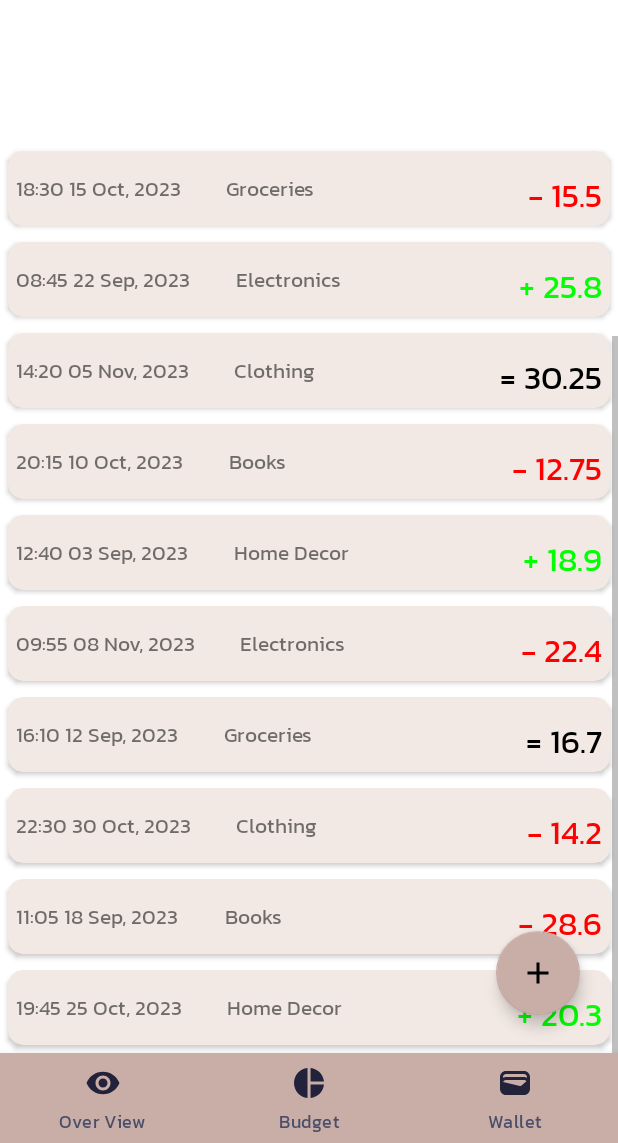
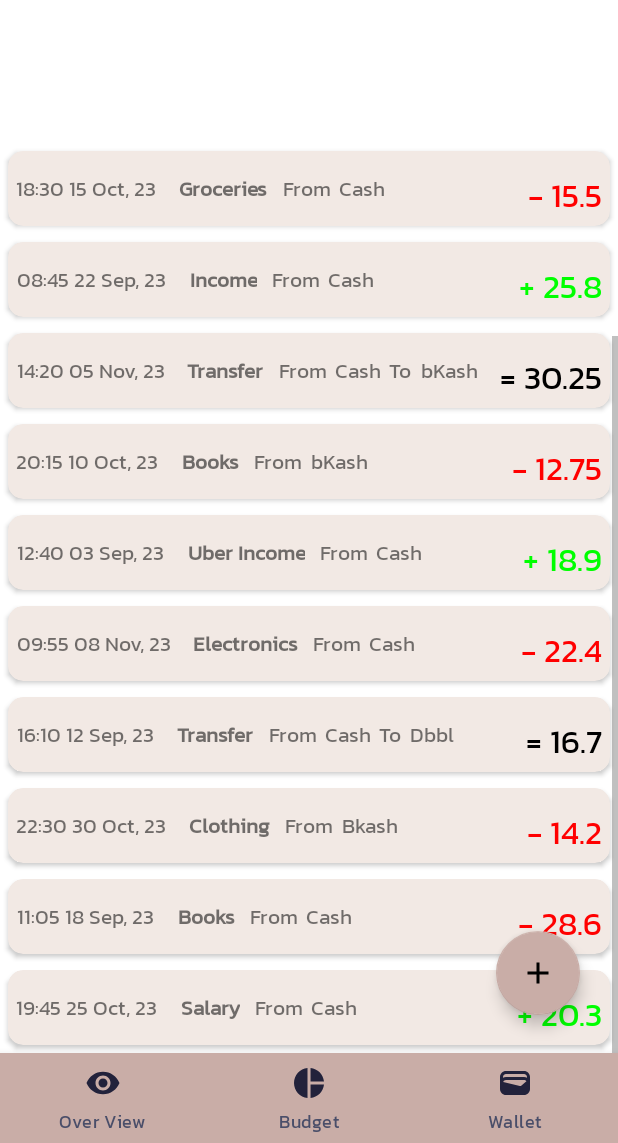
Before and after one commit to saymanrifat/CalMyPenny, an Android app: the screen it shows after launch (HomeActivity), scrolled down 340 dp, on a phone screen of 412 x 824 dp, the part 93-1236 px from its top. Run offline under Robolectric (Android 15) with nearby library versions, the phone set to English and light mode, and no system bars; our stand-ins replace Room's generated code; libraries missing offline, so code that uses them is left out: ir.mahozad.android; plain views replace PieChart; 1 statement that could not run was skipped.

Commit message:
Working on Add Transaction DB

```diff
--- a/app/src/main/java/com/ounicsoft/calmypenny/data/dao/EntryDao.kt
+++ b/app/src/main/java/com/ounicsoft/calmypenny/data/dao/TransactionDao.kt
@@ -7,17 +7,17 @@ import androidx.room.Insert
 import androidx.room.OnConflictStrategy
 import androidx.room.Query
 import com.ounicsoft.calmypenny.ui.utils.Constants
-import com.ounicsoft.calmypenny.data.model.EntryModel
+import com.ounicsoft.calmypenny.data.model.TransactionModel
 
 @Dao
-interface EntryDao {
+interface TransactionDao {
     @Insert(onConflict = OnConflictStrategy.REPLACE)
-    suspend fun insert(entryModel: EntryModel)
+    suspend fun insert(entryModel: TransactionModel)
 
     @Delete
-    suspend fun delete(entryModel: EntryModel)
+    suspend fun delete(entryModel: TransactionModel)
 
     @Query("SELECT * from ${Constants.DB_TRANSACTION_TABLE_NAME}")
-    fun getAllEntry(): LiveData<List<EntryModel>>
+    fun getAllEntry(): LiveData<List<TransactionModel>>
 
 }
--- a/app/src/main/java/com/ounicsoft/calmypenny/data/db/CalMyPennyDatabase.kt
+++ b/app/src/main/java/com/ounicsoft/calmypenny/data/db/CalMyPennyDatabase.kt
@@ -4,17 +4,17 @@ import android.content.Context
 import androidx.room.Database
 import androidx.room.Room
 import androidx.room.RoomDatabase
-import com.ounicsoft.calmypenny.data.dao.EntryDao
+import com.ounicsoft.calmypenny.data.dao.TransactionDao
 import com.ounicsoft.calmypenny.data.dao.WalletDao
-import com.ounicsoft.calmypenny.data.model.EntryModel
+import com.ounicsoft.calmypenny.data.model.TransactionModel
 import com.ounicsoft.calmypenny.data.model.WalletModel
 import com.ounicsoft.calmypenny.ui.utils.Constants.SQLITE_FILE_NAME
 
-@Database(entities = [WalletModel::class, EntryModel::class], version = 1)
+@Database(entities = [WalletModel::class, TransactionModel::class], version = 1)
 abstract class CalMyPennyDatabase : RoomDatabase() {
 
     abstract fun walletDao(): WalletDao
-    abstract fun entryDao(): EntryDao
+    abstract fun entryDao(): TransactionDao
 
     companion object {
         @Volatile
--- a/app/src/main/java/com/ounicsoft/calmypenny/data/model/EntryModel.kt
+++ /dev/null
@@ -1,23 +0,0 @@
-package com.ounicsoft.calmypenny.data.model
-
-import androidx.room.ColumnInfo
-import androidx.room.Entity
-import androidx.room.PrimaryKey
-import com.ounicsoft.calmypenny.ui.utils.Constants
-
-
-//    @PrimaryKey(autoGenerate = true)
-//    @ColumnInfo(name = Constants.TRANSACTION_ID) var transactionId: Int,
-//    @ColumnInfo(name = Constants.AMOUNT) var amount: Double,
-//    @ColumnInfo(name = Constants.TYPE) var type: Int,  // (0=Transfer, 1= Minus, 2= Plus)
-//    @ColumnInfo(name = Constants.TRANSACTION_TIME) var transactionTime: String,
-//    @ColumnInfo(name = Constants.CAUSE) var cause: String,
-
-@Entity(tableName = Constants.DB_TRANSACTION_TABLE_NAME)
-data class EntryModel(
-    @PrimaryKey(autoGenerate = true) val transactionId: Int?,
-    @ColumnInfo(name = Constants.AMOUNT) var amount: Double,
-    @ColumnInfo(name = Constants.TYPE) var type: Int,  // (0=Transfer, 1= Minus, 2= Plus)
-    @ColumnInfo(name = Constants.TRANSACTION_TIME) var transactionTime: String,
-    @ColumnInfo(name = Constants.CATEGORY) var category: String,
-) : java.io.Serializable
--- /dev/null
+++ b/app/src/main/java/com/ounicsoft/calmypenny/data/model/TransactionModel.kt
@@ -0,0 +1,17 @@
+package com.ounicsoft.calmypenny.data.model
+
+import androidx.room.ColumnInfo
+import androidx.room.Entity
+import androidx.room.PrimaryKey
+import com.ounicsoft.calmypenny.ui.utils.Constants
+
+@Entity(tableName = Constants.DB_TRANSACTION_TABLE_NAME)
+data class TransactionModel(
+    @PrimaryKey(autoGenerate = true) val transactionId: Int?,
+    @ColumnInfo(name = Constants.AMOUNT) var amount: Double?,
+    @ColumnInfo(name = Constants.TRANSACTION_TYPE) var transactionType: Int,  // (0=Transfer, 1= Minus, 2= Plus)
+    @ColumnInfo(name = Constants.TRANSACTION_TIME) var transactionTime: String?,
+    @ColumnInfo(name = Constants.CATEGORY_CAUSE) var categoryCause: String?,
+    @ColumnInfo(name = Constants.TRANSACTION_FROM) var transactionFrom: String?,
+    @ColumnInfo(name = Constants.TRANSACTION_TO) var transactionTo: String?,
+) : java.io.Serializable
--- a/app/src/main/java/com/ounicsoft/calmypenny/ui/adapter/TransactionAdapter.kt
+++ b/app/src/main/java/com/ounicsoft/calmypenny/ui/adapter/TransactionAdapter.kt
@@ -2,30 +2,38 @@ package com.ounicsoft.calmypenny.ui.adapter
 
 import android.graphics.Color
 import android.view.LayoutInflater
+import android.view.View
 import android.view.ViewGroup
+import android.widget.LinearLayout
 import android.widget.TextView
 import androidx.recyclerview.widget.RecyclerView
-import com.ounicsoft.calmypenny.data.model.EntryModel
-import com.ounicsoft.calmypenny.databinding.TransactionCustomViewBinding
+import com.ounicsoft.calmypenny.data.model.TransactionModel
+import com.ounicsoft.calmypenny.databinding.TransactionListViewBinding
 
-class TransactionAdapter(private val dataSet: List<EntryModel>) :
+class TransactionAdapter(private val dataSet: List<TransactionModel>) :
     RecyclerView.Adapter<TransactionAdapter.ViewHolder>() {
 
-    class ViewHolder(binding: TransactionCustomViewBinding) :
+    class ViewHolder(binding: TransactionListViewBinding) :
         RecyclerView.ViewHolder(binding.root) {
         var time: TextView
         var cause: TextView
         var amount: TextView
+        var from: TextView
+        var to: TextView
+        var toLayout: LinearLayout
 
         init {
             time = binding.time
-            cause = binding.type
+            cause = binding.cause
             amount = binding.amount
+            from = binding.from
+            to = binding.to
+            toLayout = binding.transferToLayout
         }
     }
 
     override fun onCreateViewHolder(viewGroup: ViewGroup, viewType: Int): ViewHolder {
-        val binding = TransactionCustomViewBinding.inflate(
+        val binding = TransactionListViewBinding.inflate(
             LayoutInflater.from(viewGroup.context),
             viewGroup,
             false
@@ -35,10 +43,19 @@ class TransactionAdapter(private val dataSet: List<EntryModel>) :
 
     override fun onBindViewHolder(viewHolder: ViewHolder, position: Int) {
         val data = dataSet[position]
-        val transactionType = data.type
+        val transactionType = data.transactionType
         viewHolder.time.text = data.transactionTime
-        viewHolder.cause.text = data.category
-        viewHolder.amount.text = "${transactionTypeSign(data.type)} ${data.amount.toString()}"
+        viewHolder.cause.text = data.categoryCause
+        viewHolder.from.text = data.transactionFrom
+        if (data.transactionTo != null) {
+            viewHolder.to.text = data.transactionTo
+            viewHolder.toLayout.visibility = View.VISIBLE
+        }
+
+
+
+        viewHolder.amount.text =
+            "${transactionTypeSign(data.transactionType)} ${data.amount.toString()}"
         viewHolder.amount.setTextColor(transactionTypeColor(transactionType))
     }
 
--- a/app/src/main/java/com/ounicsoft/calmypenny/ui/fragments/OverViewFragment.kt
+++ b/app/src/main/java/com/ounicsoft/calmypenny/ui/fragments/OverViewFragment.kt
@@ -11,7 +11,7 @@ import androidx.lifecycle.Observer
 import androidx.lifecycle.ViewModelProvider
 import androidx.recyclerview.widget.LinearLayoutManager
 import androidx.recyclerview.widget.RecyclerView
-import com.ounicsoft.calmypenny.data.model.EntryModel
+import com.ounicsoft.calmypenny.data.model.TransactionModel
 import com.ounicsoft.calmypenny.data.model.WalletModel
 import com.ounicsoft.calmypenny.databinding.FragmentOverViewBinding
 import com.ounicsoft.calmypenny.ui.activity.AddEntryActivity
@@ -22,9 +22,8 @@ import ir.mahozad.android.PieChart
 
 class OverViewFragment : Fragment() {
     private lateinit var binding: FragmentOverViewBinding
-    private lateinit var dataSetTransaction: List<EntryModel>
+    private lateinit var dataSetTransaction: List<TransactionModel>
     private lateinit var transactionAdapter: TransactionAdapter
-
     private lateinit var walletAdapter: WalletHomeScreenAdapter
     private lateinit var recyclerView: RecyclerView
     private lateinit var walletViewModel: WalletViewModel
@@ -86,16 +85,16 @@ class OverViewFragment : Fragment() {
 
     private fun sampleDataTransaction() {
         dataSetTransaction = listOf(
-            EntryModel(1, 15.50, 1, "18:30 15 Oct, 2023", "Groceries"),
-            EntryModel(2, 25.80, 2, "08:45 22 Sep, 2023", "Electronics"),
-            EntryModel(3, 30.25, 0, "14:20 05 Nov, 2023", "Clothing"),
-            EntryModel(4, 12.75, 1, "20:15 10 Oct, 2023", "Books"),
-            EntryModel(5, 18.90, 2, "12:40 03 Sep, 2023", "Home Decor"),
-            EntryModel(6, 22.40, 1, "09:55 08 Nov, 2023", "Electronics"),
-            EntryModel(7, 16.70, 0, "16:10 12 Sep, 2023", "Groceries"),
-            EntryModel(8, 14.20, 1, "22:30 30 Oct, 2023", "Clothing"),
-            EntryModel(9, 28.60, 1, "11:05 18 Sep, 2023", "Books"),
-            EntryModel(10, 20.30, 2, "19:45 25 Oct, 2023", "Home Decor"),
+            TransactionModel(1, 15.50, 1, "18:30 15 Oct, 23", "Groceries", "Cash", null),
+            TransactionModel(2, 25.80, 2, "08:45 22 Sep, 23", "Income", "Cash", null),
+            TransactionModel(3, 30.25, 0, "14:20 05 Nov, 23", "Transfer", "Cash", "bKash"),
+            TransactionModel(4, 12.75, 1, "20:15 10 Oct, 23", "Books", "bKash", null),
+            TransactionModel(5, 18.90, 2, "12:40 03 Sep, 23", "Uber Income", "Cash", null),
+            TransactionModel(6, 22.40, 1, "09:55 08 Nov, 23", "Electronics", "Cash", null),
+            TransactionModel(7, 16.70, 0, "16:10 12 Sep, 23", "Transfer", "Cash", "Dbbl"),
+            TransactionModel(8, 14.20, 1, "22:30 30 Oct, 23", "Clothing", "Bkash", null),
+            TransactionModel(9, 28.60, 1, "11:05 18 Sep, 23", "Books", "Cash", null),
+            TransactionModel(10, 20.30, 2, "19:45 25 Oct, 23", "Salary", "Cash", null),
         )
     }
 
@@ -107,12 +106,11 @@ class OverViewFragment : Fragment() {
         recyclerViewTransactions.adapter = transactionAdapter
     }
 
-
     private fun recyclerViewSetupWallet() {
         recyclerView = binding.recyclerViewWallet
         walletAdapter = WalletHomeScreenAdapter(requireActivity(), ArrayList<WalletModel>())
         recyclerView.apply {
-            layoutManager = LinearLayoutManager(context,LinearLayoutManager.HORIZONTAL,false)
+            layoutManager = LinearLayoutManager(context, LinearLayoutManager.HORIZONTAL, false)
             adapter = walletAdapter
         }
         walletViewModel = ViewModelProvider(this).get(WalletViewModel::class.java)
@@ -121,7 +119,6 @@ class OverViewFragment : Fragment() {
         })
     }
 
-
     private fun goToAddEntryActivity() {
         binding.btnAddEntryActivity.setOnClickListener {
             startActivity(Intent(context, AddEntryActivity::class.java))
--- a/app/src/main/res/layout/transaction_custom_view.xml
+++ /dev/null
@@ -1,55 +0,0 @@
-<?xml version="1.0" encoding="utf-8"?>
-<androidx.cardview.widget.CardView xmlns:android="http://schemas.android.com/apk/res/android"
-    xmlns:app="http://schemas.android.com/apk/res-auto"
-    android:layout_width="match_parent"
-    android:layout_height="50dp"
-    android:layout_margin="5dp"
-
-    app:cardBackgroundColor="@color/vanilla_ice"
-    app:cardCornerRadius="10dp">
-
-    <androidx.constraintlayout.widget.ConstraintLayout
-        android:layout_width="match_parent"
-        android:layout_height="35dp"
-        android:layout_gravity="center"
-        android:padding="5dp">
-
-
-        <TextView
-            android:id="@+id/time"
-            android:layout_width="wrap_content"
-            android:layout_height="match_parent"
-
-            android:gravity="center"
-            android:text="22:09 19 Sep, 2023"
-            app:layout_constraintBottom_toBottomOf="parent"
-            app:layout_constraintStart_toStartOf="parent"
-            app:layout_constraintTop_toTopOf="parent" />
-
-        <TextView
-            android:id="@+id/type"
-            android:layout_width="wrap_content"
-            android:layout_height="match_parent"
-            android:layout_marginStart="30dp"
-            android:gravity="center"
-            android:text="Food"
-            app:layout_constraintBottom_toBottomOf="parent"
-            app:layout_constraintStart_toEndOf="@+id/time"
-            app:layout_constraintTop_toTopOf="parent" />
-
-
-        <TextView
-            android:id="@+id/amount"
-            android:layout_width="wrap_content"
-            android:layout_height="match_parent"
-            android:gravity="center"
-            android:text="- 20,29$"
-            android:textSize="22sp"
-            android:textColor="@color/red"
-            app:layout_constraintBottom_toBottomOf="parent"
-            app:layout_constraintEnd_toEndOf="parent"
-            app:layout_constraintTop_toTopOf="parent" />
-
-
-    </androidx.constraintlayout.widget.ConstraintLayout>
-</androidx.cardview.widget.CardView>
--- /dev/null
+++ b/app/src/main/res/layout/transaction_list_view.xml
@@ -0,0 +1,113 @@
+<?xml version="1.0" encoding="utf-8"?>
+<androidx.cardview.widget.CardView xmlns:android="http://schemas.android.com/apk/res/android"
+    xmlns:app="http://schemas.android.com/apk/res-auto"
+    xmlns:tools="http://schemas.android.com/tools"
+    android:layout_width="match_parent"
+    android:layout_height="50dp"
+    android:layout_margin="5dp"
+    app:cardBackgroundColor="@color/vanilla_ice"
+    app:cardCornerRadius="10dp">
+
+    <androidx.constraintlayout.widget.ConstraintLayout
+        android:layout_width="match_parent"
+        android:layout_height="35dp"
+        android:layout_gravity="center"
+        android:padding="5dp">
+
+
+        <TextView
+            android:id="@+id/time"
+            android:layout_width="wrap_content"
+            android:layout_height="match_parent"
+
+            android:gravity="center"
+            android:text="22:09 19 Sep, 2023"
+            app:layout_constraintBottom_toBottomOf="parent"
+            app:layout_constraintStart_toStartOf="parent"
+            app:layout_constraintTop_toTopOf="parent" />
+
+        <TextView
+            android:id="@+id/cause"
+            android:layout_width="wrap_content"
+            android:layout_height="match_parent"
+            android:layout_marginStart="15dp"
+            android:gravity="center"
+            android:text="Food"
+            android:textStyle="bold"
+            app:layout_constraintBottom_toBottomOf="parent"
+            app:layout_constraintStart_toEndOf="@+id/time"
+            app:layout_constraintTop_toTopOf="parent" />
+
+        <LinearLayout
+            android:id="@+id/transferFromLayout"
+            android:layout_width="wrap_content"
+            android:layout_height="wrap_content"
+            android:layout_marginStart="10dp"
+            app:layout_constraintBottom_toBottomOf="parent"
+            app:layout_constraintStart_toEndOf="@+id/cause"
+            app:layout_constraintTop_toTopOf="parent"
+            tools:layout_editor_absoluteY="5dp">
+
+            <TextView
+                android:layout_width="wrap_content"
+                android:layout_height="wrap_content"
+                android:text="From" />
+
+            <TextView
+                android:id="@+id/from"
+                android:layout_width="wrap_content"
+                android:layout_height="match_parent"
+                android:layout_marginStart="5dp"
+                android:gravity="center"
+                android:text="Cash"
+                app:layout_constraintBottom_toBottomOf="parent"
+                app:layout_constraintStart_toEndOf="@+id/time"
+                app:layout_constraintTop_toTopOf="parent" />
+
+        </LinearLayout>
+
+        <LinearLayout
+            android:id="@+id/transferToLayout"
+            android:layout_width="wrap_content"
+            android:layout_height="wrap_content"
+            android:layout_marginStart="5dp"
+            android:visibility="invisible"
+            app:layout_constraintBottom_toBottomOf="parent"
+            app:layout_constraintStart_toEndOf="@+id/transferFromLayout"
+            app:layout_constraintTop_toTopOf="parent"
+            tools:layout_editor_absoluteY="5dp">
+
+            <TextView
+                android:layout_width="wrap_content"
+                android:layout_height="wrap_content"
+                android:text="To" />
+
+            <TextView
+                android:id="@+id/to"
+                android:layout_width="wrap_content"
+                android:layout_height="match_parent"
+                android:layout_marginStart="5dp"
+                android:gravity="center"
+                android:text="bKash"
+                app:layout_constraintBottom_toBottomOf="parent"
+                app:layout_constraintStart_toEndOf="@+id/time"
+                app:layout_constraintTop_toTopOf="parent" />
+
+        </LinearLayout>
+
+
+        <TextView
+            android:id="@+id/amount"
+            android:layout_width="wrap_content"
+            android:layout_height="wrap_content"
+            android:gravity="center"
+            android:text="- 20,29$"
+            android:textColor="@color/red"
+            android:textSize="22sp"
+            app:layout_constraintBottom_toBottomOf="parent"
+            app:layout_constraintEnd_toEndOf="parent"
+            app:layout_constraintTop_toTopOf="parent" />
+
+
+    </androidx.constraintlayout.widget.ConstraintLayout>
+</androidx.cardview.widget.CardView>
```
Also changed, not shown: app/src/main/java/com/ounicsoft/calmypenny/ui/activity/AddEntryActivity.kt (+54 -5 lines), app/src/main/java/com/ounicsoft/calmypenny/ui/fragments/WalletFragment.kt (+42 -35 lines), app/src/main/java/com/ounicsoft/calmypenny/ui/utils/Constants.kt (+6 -4 lines), app/src/main/res/layout/activity_add_entry.xml (+23 -23 lines).
